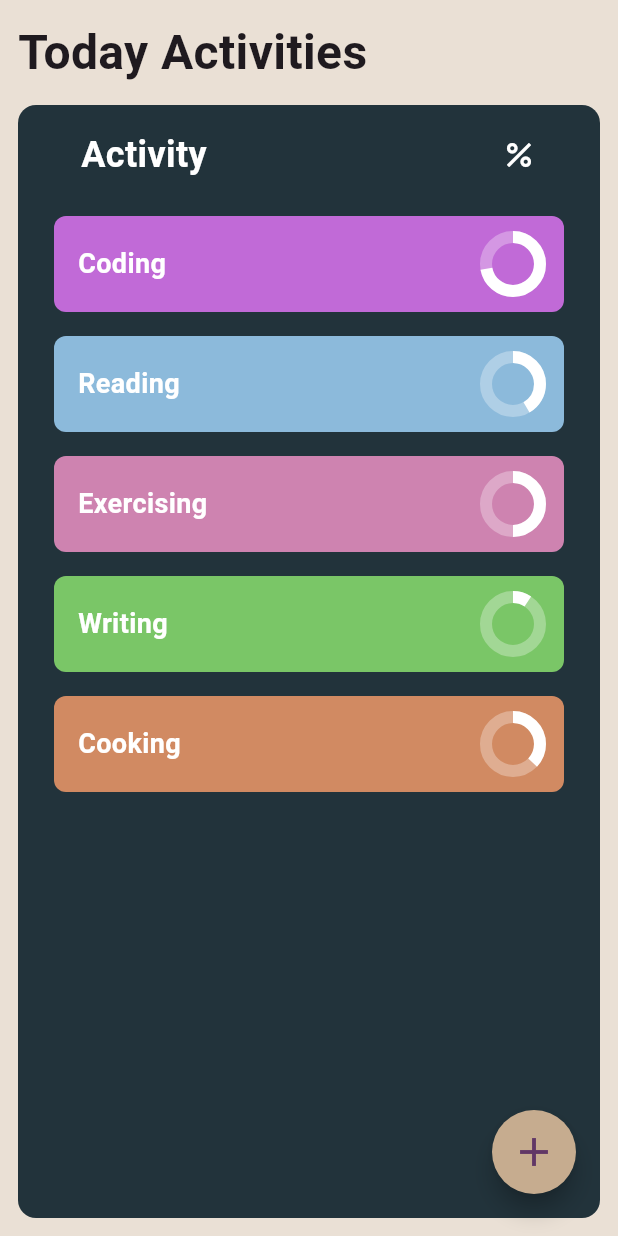
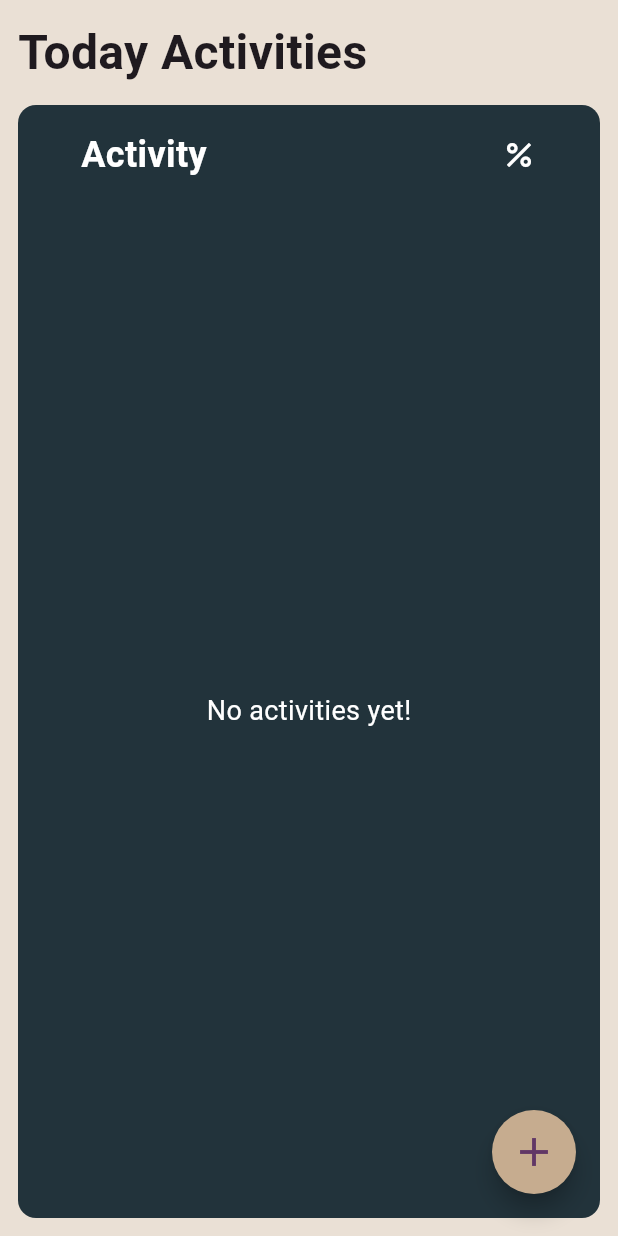
Before and after one commit to riVFerd/flutter_activity_timer, a Flutter app: the screen it shows after launch, on a phone screen of 412 x 824 dp. Run offline on Flutter 3.47's test engine with Material 2 defaults, Android fonts, the light colour scheme and no system bars; our stand-ins replace bloc, flutter_bloc, sqflite; accounts and stored records are empty.

Commit message:
update activities : set up activities bloc

```diff
--- /dev/null
+++ b/lib/logic/bloc/activities_bloc.dart
@@ -0,0 +1,54 @@
+import 'package:bloc/bloc.dart';
+import 'package:flutter_activity_timer/logic/repository/activity_repository.dart';
+import 'package:flutter_activity_timer/logic/repository/sql_activity_repository.dart';
+import 'package:meta/meta.dart';
+
+import '../models/activity.dart';
+
+part 'activities_event.dart';
+part 'activities_state.dart';
+
+class ActivitiesBloc extends Bloc<ActivitiesEvent, ActivitiesState> {
+  ActivitiesBloc() : super(ActivitiesInitial()) {
+    on<ActivitiesLoad>((event, emit) async {
+      emit(ActivitiesLoading());
+      try {
+        ActivityRepository activityRepository = await SQLActivityRepository.getRepository();
+        final activities = await activityRepository.getActivities();
+        emit(ActivitiesLoaded(activities));
+      } catch (e) {
+        // print(e);
+      }
+    });
+    on<ActivitiesAdd>((event, emit) async {
+      emit(ActivitiesLoading());
+      try {
+        ActivityRepository activityRepository = await SQLActivityRepository.getRepository();
+        activityRepository.insertActivity(event.activity);
+        add(ActivitiesLoad());
+      } catch (e) {
+        // print(e);
+      }
+    });
+    on<ActivitiesDelete>((event, emit) async {
+      emit(ActivitiesLoading());
+      try {
+        ActivityRepository activityRepository = await SQLActivityRepository.getRepository();
+        activityRepository.deleteActivity(event.activity.activityId);
+        add(ActivitiesLoad());
+      } catch (e) {
+        // print(e);
+      }
+    });
+    on<ActivitiesUpdate>((event, emit) async {
+      emit(ActivitiesLoading());
+      try {
+        ActivityRepository activityRepository = await SQLActivityRepository.getRepository();
+        activityRepository.updateActivity(event.activity);
+        add(ActivitiesLoad());
+      } catch (e) {
+        // print(e);
+      }
+    });
+  }
+}
--- /dev/null
+++ b/lib/logic/bloc/activities_event.dart
@@ -0,0 +1,24 @@
+part of 'activities_bloc.dart';
+
+@immutable
+sealed class ActivitiesEvent {}
+
+final class ActivitiesLoad extends ActivitiesEvent {}
+
+final class ActivitiesAdd extends ActivitiesEvent {
+  final Activity activity;
+
+  ActivitiesAdd(this.activity);
+}
+
+final class ActivitiesDelete extends ActivitiesEvent {
+  final Activity activity;
+
+  ActivitiesDelete(this.activity);
+}
+
+final class ActivitiesUpdate extends ActivitiesEvent {
+  final Activity activity;
+
+  ActivitiesUpdate(this.activity);
+}
--- /dev/null
+++ b/lib/logic/bloc/activities_state.dart
@@ -0,0 +1,20 @@
+part of 'activities_bloc.dart';
+
+@immutable
+sealed class ActivitiesState {}
+
+final class ActivitiesInitial extends ActivitiesState {}
+
+final class ActivitiesLoading extends ActivitiesState {}
+
+final class ActivitiesLoaded extends ActivitiesState {
+  final List<Activity> activities;
+
+  ActivitiesLoaded(this.activities);
+}
+
+final class ActivitiesError extends ActivitiesState {
+  final String message;
+
+  ActivitiesError(this.message);
+}
--- a/lib/main.dart
+++ b/lib/main.dart
@@ -1,6 +1,8 @@
 import 'package:flutter/material.dart';
+import 'package:flutter_activity_timer/logic/bloc/activities_bloc.dart';
 import 'package:flutter_activity_timer/presentation/router/app_router.dart';
 import 'package:flutter_activity_timer/presentation/theme/theme_constants.dart';
+import 'package:flutter_bloc/flutter_bloc.dart';
 
 void main() {
   runApp(const MyApp());
@@ -11,11 +13,14 @@ class MyApp extends StatelessWidget {
 
   @override
   Widget build(BuildContext context) {
-    return MaterialApp(
-      title: 'Activity Timer',
-      theme: ThemeConstants.defaultTheme,
-      onGenerateRoute: AppRouter().onGenerateRoute,
-      debugShowCheckedModeBanner: false,
+    return BlocProvider(
+      create: (context) => ActivitiesBloc(),
+      child: MaterialApp(
+        title: 'Activity Timer',
+        theme: ThemeConstants.defaultTheme,
+        onGenerateRoute: AppRouter().onGenerateRoute,
+        debugShowCheckedModeBanner: false,
+      ),
     );
   }
 }
--- a/lib/presentation/screens/home_screen.dart
+++ b/lib/presentation/screens/home_screen.dart
@@ -1,8 +1,9 @@
 import 'package:flutter/material.dart';
-import 'package:flutter_activity_timer/logic/models/activity.dart';
 import 'package:flutter_activity_timer/presentation/theme/theme_constants.dart';
 import 'package:flutter_activity_timer/presentation/widgets/activity_card.dart';
+import 'package:flutter_bloc/flutter_bloc.dart';
 
+import '../../logic/bloc/activities_bloc.dart';
 import '../widgets/input_activity_modal.dart';
 
 class HomeScreen extends StatelessWidget {
@@ -11,6 +12,8 @@ class HomeScreen extends StatelessWidget {
 
   @override
   Widget build(BuildContext context) {
+    BlocProvider.of<ActivitiesBloc>(context).add(ActivitiesLoad());
+
     return SafeArea(
       child: Scaffold(
         body: Container(
@@ -62,7 +65,22 @@ class HomeScreen extends StatelessWidget {
                         ),
                       ),
                       Expanded(
-                        child: ListView.builder(
+                        child: BlocBuilder<ActivitiesBloc, ActivitiesState>(
+                          builder: (context, state) {
+                            if (state is ActivitiesLoaded) {
+                              final activities = state.activities;
+                              if (activities.isEmpty) {
+                                return const Center(
+                                  child: Text(
+                                    'No activities yet!',
+                                    style: TextStyle(
+                                      color: Colors.white,
+                                      fontSize: 18,
+                                    ),
+                                  ),
+                                );
+                              }
+                              return ListView.builder(
                                 itemCount: activities.length,
                                 itemBuilder: (context, index) {
                                   return Padding(
@@ -74,6 +92,21 @@ class HomeScreen extends StatelessWidget {
                                       activity: activities[index],
                                     ),
                                   );
+                                },
+                              );
+                            } else if (state is ActivitiesLoading) {
+                              return const Center(
+                                child: CircularProgressIndicator(),
+                              );
+                            } else if (state is ActivitiesError) {
+                              return Center(
+                                child: Text(state.message),
+                              );
+                            } else {
+                              return const Center(
+                                child: Text('Something went wrong!'),
+                              );
+                            }
                           },
                         ),
                       ),
@@ -119,47 +152,3 @@ class _CustomFabLoc extends FloatingActionButtonLocation {
     );
   }
 }
-
-// dummy activities data
-List<Activity> activities = [
-  Activity(
-    activityId: 0,
-    activityName: 'Coding',
-    goalTime: 18000, // 5 hours in seconds
-    timeSpent: 13000,
-    lastTrackedDate: DateTime.now(),
-    colorId: 0,
-  ),
-  Activity(
-    activityId: 1,
-    activityName: 'Reading',
-    goalTime: 7200, // 2 hours in seconds
-    timeSpent: 3000,
-    lastTrackedDate: DateTime.now(),
-    colorId: 1,
-  ),
-  Activity(
-    activityId: 2,
-    activityName: 'Exercising',
-    goalTime: 3600, // 1 hour in seconds
-    timeSpent: 1800,
-    lastTrackedDate: DateTime.now(),
-    colorId: 2,
-  ),
-  Activity(
-    activityId: 3,
-    activityName: 'Writing',
-    goalTime: 10800, // 3 hours in seconds
-    timeSpent: 1000,
-    lastTrackedDate: DateTime.now(),
-    colorId: 3,
-  ),
-  Activity(
-    activityId: 4,
-    activityName: 'Cooking',
-    goalTime: 5400, // 1.5 hours in seconds
-    timeSpent: 2000,
-    lastTrackedDate: DateTime.now(),
-    colorId: 4,
-  ),
-];
--- a/pubspec.yaml
+++ b/pubspec.yaml
@@ -37,6 +37,7 @@ dependencies:
   cupertino_icons: ^1.0.2
   sqflite: ^2.3.0
   path: ^1.8.3
+  flutter_bloc: ^8.1.3
 
 dev_dependencies:
   flutter_test:
```
Also changed, not shown: pubspec.lock. Lines whose indentation alone changed are shown as unchanged.
